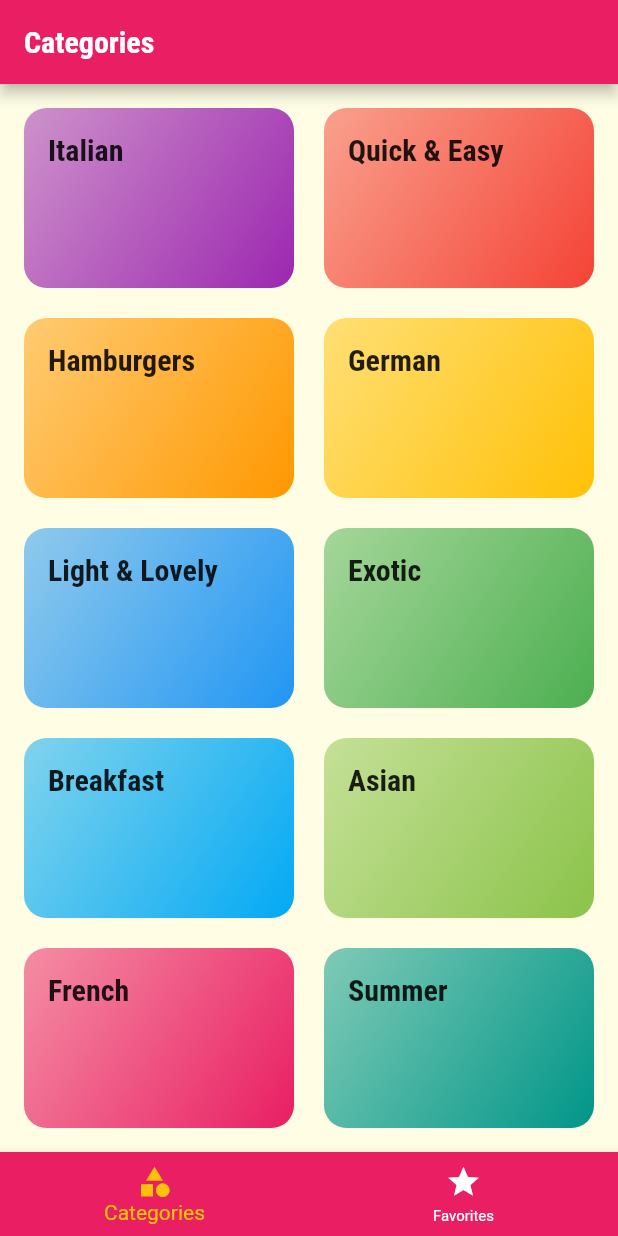
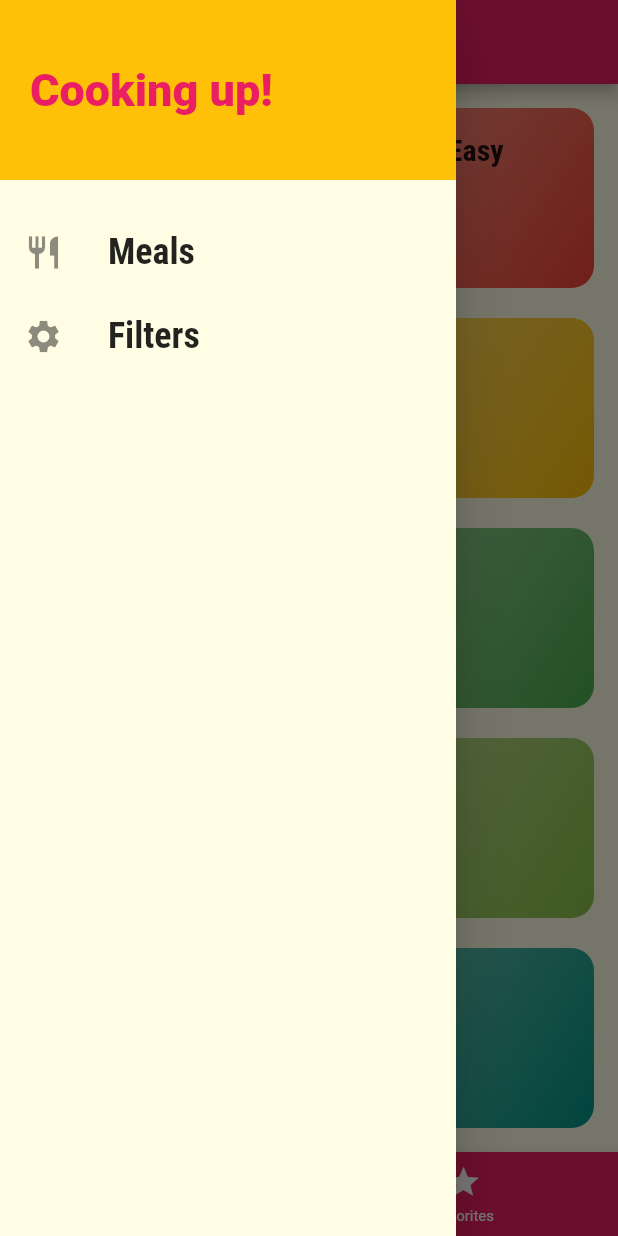
Before and after one commit to Anasmb/Meals-Flutter, a Flutter app: the screen it shows after launch, with the side drawer open (before the commit the screen has no drawer), on a phone screen of 412 x 824 dp. Run offline on Flutter 3.47's test engine with Material 2 defaults, Android fonts, the phone set to English and light mode, and no system bars.

Commit message:
added drawer added filters screen

```diff
--- a/lib/main.dart
+++ b/lib/main.dart
@@ -1,4 +1,5 @@
 import 'package:flutter/material.dart';
+import './screens/filters_screen.dart';
 
 import './screens/tabs_screen.dart';
 import './screens/meal_detail_screen.dart';
@@ -27,6 +28,7 @@ class MyApp extends StatelessWidget {
       routes: {
         CategoryMealsScreen.routeName: (context) => CategoryMealsScreen(),
         MealDetailScreen.routeName: (context) => MealDetailScreen(),
+        FiltersScreen.routeName: (context) => FiltersScreen(),
       },
       onUnknownRoute: (settings) {
         return MaterialPageRoute(builder: (ctx) => CategoriesScreen());
--- a/lib/screens/favorites_screen.dart
+++ b/lib/screens/favorites_screen.dart
@@ -1,10 +1,6 @@
-import 'package:flutter/src/foundation/key.dart';
-import 'package:flutter/src/widgets/framework.dart';
 import 'package:flutter/material.dart';
 
 class FavoritesScreen extends StatelessWidget {
-  const FavoritesScreen({Key key}) : super(key: key);
-
   @override
   Widget build(BuildContext context) {
     return Center(
--- /dev/null
+++ b/lib/screens/filters_screen.dart
@@ -0,0 +1,19 @@
+import 'package:flutter/material.dart';
+import '../widgets/main_drawer.dart';
+
+class FiltersScreen extends StatelessWidget {
+  static const routeName = "/filters";
+
+  @override
+  Widget build(BuildContext context) {
+    return Scaffold(
+      appBar: AppBar(
+        title: Text("Your Filters"),
+      ),
+      drawer: MainDrawer(),
+      body: Center(
+        child: Text("Filters!"),
+      ),
+    );
+  }
+}
--- a/lib/screens/tabs_screen.dart
+++ b/lib/screens/tabs_screen.dart
@@ -1,11 +1,10 @@
 import 'package:flutter/material.dart';
+import '../widgets/main_drawer.dart';
 
 import '../screens/favorites_screen.dart';
 import '../screens/categories_screen.dart';
 
 class TabsScreen extends StatefulWidget {
-  const TabsScreen({Key key}) : super(key: key);
-
   @override
   State<TabsScreen> createState() => _TabsScreenState();
 }
@@ -30,6 +29,7 @@ class _TabsScreenState extends State<TabsScreen> {
       appBar: AppBar(
         title: Text(_pages[_selectedPageIndex]["title"]),
       ),
+      drawer: MainDrawer(),
       body: _pages[_selectedPageIndex]["page"],
       bottomNavigationBar: BottomNavigationBar(
         unselectedItemColor: Colors.white,
--- /dev/null
+++ b/lib/widgets/main_drawer.dart
@@ -0,0 +1,59 @@
+import 'package:flutter/src/foundation/key.dart';
+import 'package:flutter/src/widgets/framework.dart';
+
+import 'package:flutter/material.dart';
+import 'package:flutter_complete_guide/screens/tabs_screen.dart';
+import '../screens/filters_screen.dart';
+
+class MainDrawer extends StatelessWidget {
+  Widget _buildListTile(
+      BuildContext context, String title, IconData icon, Function tapHandler) {
+    return ListTile(
+      leading: Icon(
+        icon,
+        size: 26,
+      ),
+      title: Text(
+        title,
+        style: TextStyle(
+            fontFamily: "RobotoCondensed",
+            fontSize: 24,
+            fontWeight: FontWeight.bold),
+      ),
+      onTap: tapHandler,
+    );
+  }
+
+  @override
+  Widget build(BuildContext context) {
+    return Drawer(
+      child: Column(
+        children: [
+          Container(
+            height: 120,
+            width: double.infinity,
+            padding: EdgeInsets.all(20),
+            alignment: Alignment.centerLeft,
+            color: Theme.of(context).accentColor,
+            child: Text(
+              "Cooking up!",
+              style: TextStyle(
+                  fontWeight: FontWeight.w900,
+                  fontSize: 30,
+                  color: Theme.of(context).primaryColor),
+            ),
+          ),
+          SizedBox(
+            height: 20,
+          ),
+          _buildListTile(context, "Meals", Icons.restaurant, () {
+            return Navigator.of(context).pushReplacementNamed("/");
+          }),
+          _buildListTile(context, "Filters", Icons.settings, () {
+            Navigator.of(context).pushReplacementNamed(FiltersScreen.routeName);
+          }),
+        ],
+      ),
+    );
+  }
+}
```
